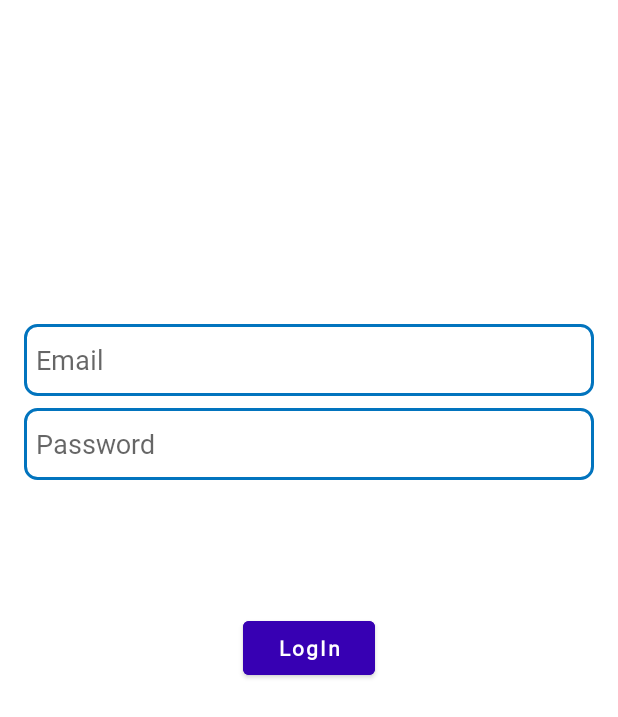
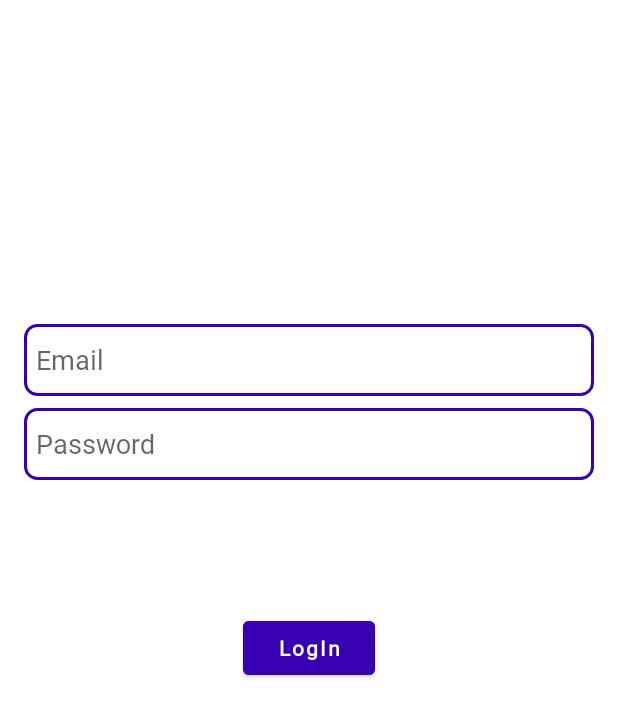
Before and after one commit to dianarash/drShceduler_v2.0, an Android app: the screen it shows after launch (AuthActivity), on a phone screen of 412 x 824 dp. Shown: the top 717 px of the screen. Run offline under Robolectric (Android 15) with nearby library versions, the phone set to English and light mode, and no system bars; our stand-ins replace Firebase (no records; nobody signed in at launch, a user with empty details on screens opened directly).

Commit message:
Final with check

```diff
--- a/app/src/main/java/com/example/drshceduler/DataActivity.java
+++ b/app/src/main/java/com/example/drshceduler/DataActivity.java
@@ -57,7 +57,6 @@ public class DataActivity extends AppCompatActivity {
 
     private void readScheduleData(){
         //метод для зчитування розкладу користувача
-
         subjectListFull = new ArrayList<>();   //масив для зберігання повного розкладу юзера
         //отримуємо з бази даних вітку Schedule
         DatabaseReference dbScheduleFull = FirebaseDatabase.getInstance().getReference().child("Schedule");
--- a/app/src/main/res/drawable/et_style.xml
+++ b/app/src/main/res/drawable/et_style.xml
@@ -2,6 +2,6 @@
 <shape xmlns:android="http://schemas.android.com/apk/res/android" android:shape="rectangle">
     <stroke
         android:width="2dp"
-        android:color="#0274be" />
+        android:color="@color/purple_700" />
     <corners android:radius="8dp"/>
 </shape>
--- a/app/src/main/res/layout/list_of_subjects.xml
+++ b/app/src/main/res/layout/list_of_subjects.xml
@@ -46,7 +46,7 @@
 
         <TextView
             android:id="@+id/txtvSubNumber"
-            android:layout_width="34dp"
+            android:layout_width="38dp"
             android:layout_height="wrap_content"
             android:gravity="center"
             android:text="IV"
--- a/app/src/main/res/values-night/themes.xml
+++ b/app/src/main/res/values-night/themes.xml
@@ -3,7 +3,6 @@
     <style name="Theme.DrScheduler" parent="Theme.MaterialComponents.DayNight.NoActionBar">
         <!-- Primary brand color. -->
         <item name="colorPrimary">@color/dark_orange</item>
-        <item name="colorPrimaryDark">@color/dark_orange</item>
         <item name="colorPrimaryVariant">@color/purple_700</item>
         <item name="colorOnPrimary">@color/dark_bg</item>
         <item name="android:textColor">@color/dark_text</item>
--- a/app/src/main/res/values/themes.xml
+++ b/app/src/main/res/values/themes.xml
@@ -7,8 +7,8 @@
         <item name="colorOnPrimary">@color/white</item>
         <item name="android:textColor">@color/light_text</item>
         <!-- Secondary brand color. -->
-        <item name="colorSecondary">@color/teal_200</item>
-        <item name="colorSecondaryVariant">@color/teal_700</item>
+        <item name="colorSecondary">@color/dark_orange</item>
+        <item name="colorSecondaryVariant">@color/dark_orange</item>
         <item name="colorOnSecondary">@color/black</item>
         <!-- Status bar color. -->
         <item name="android:statusBarColor">?attr/colorPrimaryVariant</item>
```
